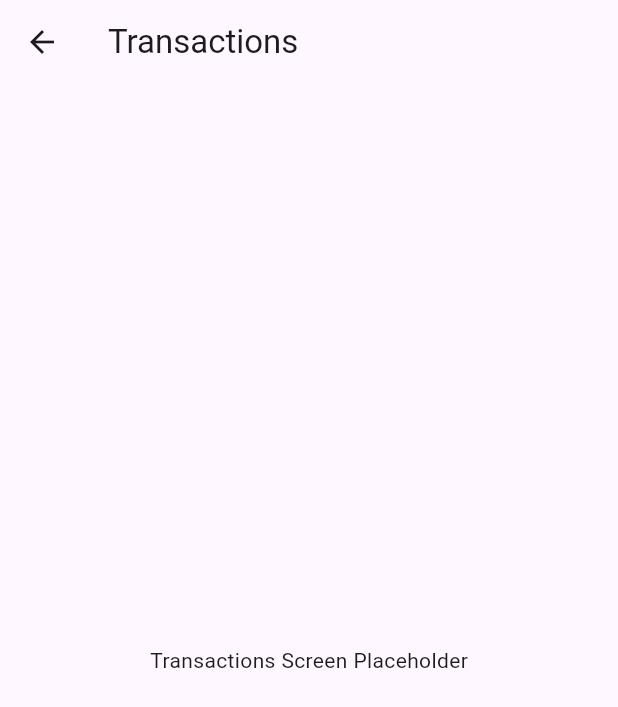
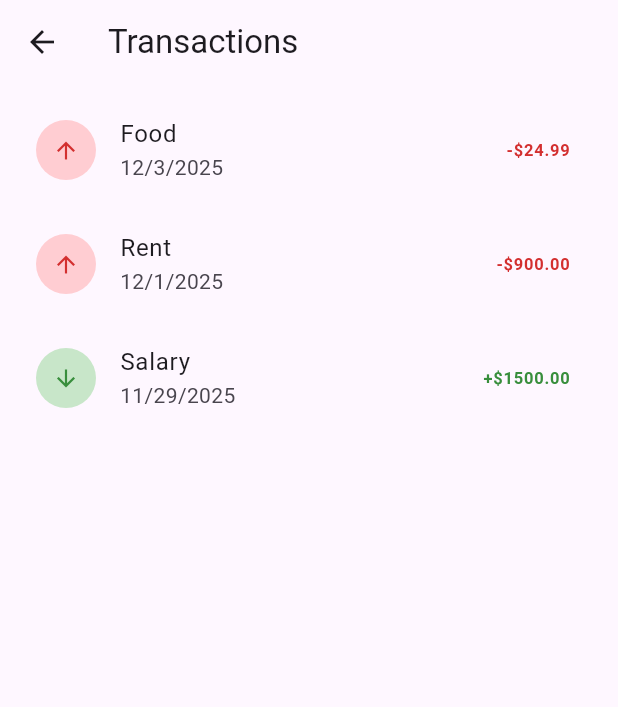
Before and after one commit to mofetaiwo/numi, a Flutter app: the TransactionsScreen screen opened directly, on a phone screen of 412 x 824 dp. Shown: the top 707 px of the screen. Run offline on Flutter 3.47's test engine with Material 3 defaults, Android fonts, the phone set to English and light mode, and no system bars; our stand-ins replace cloud_firestore, image_picker, permission_handler; missing offline and left inert: flutter_tesseract_ocr; accounts and stored records are empty.

Commit message:
Update transactions_screen.dart

```diff
--- a/lib/screens/transactions_screen.dart
+++ b/lib/screens/transactions_screen.dart
@@ -1,19 +1,119 @@
 import 'package:flutter/material.dart';
+import '../widgets/transaction_tile.dart';
+import '../widgets/empty_state.dart';
 
-class TransactionsScreen extends StatelessWidget {
+class TransactionsScreen extends StatefulWidget {
   static const routeName = '/transactions';
 
   const TransactionsScreen({super.key});
 
   @override
+  State<TransactionsScreen> createState() => _TransactionsScreenState();
+}
+
+class _TransactionsScreenState extends State<TransactionsScreen> {
+  // fake in-memory sample transactions – can be wired to real data later
+  final List<_TransactionItem> _transactions = [
+    _TransactionItem(
+      category: 'Food',
+      date: DateTime.now().subtract(const Duration(days: 1)),
+      amount: 24.99,
+      isIncome: false,
+    ),
+    _TransactionItem(
+      category: 'Rent',
+      date: DateTime.now().subtract(const Duration(days: 3)),
+      amount: 900,
+      isIncome: false,
+    ),
+    _TransactionItem(
+      category: 'Salary',
+      date: DateTime.now().subtract(const Duration(days: 5)),
+      amount: 1500,
+      isIncome: true,
+    ),
+  ];
+
+  Future<void> _refresh() async {
+    await Future.delayed(const Duration(milliseconds: 500));
+  }
+
+  @override
   Widget build(BuildContext context) {
+    Widget child;
+    if (_transactions.isEmpty) {
+      child = const EmptyState(
+        message: 'No transactions yet.\nAdd one from the home screen.',
+        icon: Icons.money_off,
+      );
+    } else {
+      child = ListView.separated(
+        padding: const EdgeInsets.all(8),
+        itemCount: _transactions.length,
+        separatorBuilder: (_, __) => const SizedBox(height: 4),
+        itemBuilder: (context, index) {
+          final tx = _transactions[index];
+          return Dismissible(
+            key: ValueKey(tx.hashCode),
+            direction: DismissDirection.endToStart,
+            background: Container(
+              alignment: Alignment.centerRight,
+              padding: const EdgeInsets.symmetric(horizontal: 16),
+              color: Colors.red[300],
+              child: const Icon(Icons.delete, color: Colors.white),
+            ),
+            onDismissed: (_) {
+              setState(() {
+                _transactions.removeAt(index);
+              });
+              ScaffoldMessenger.of(context).showSnackBar(
+                const SnackBar(content: Text('Transaction deleted')),
+              );
+            },
+            child: TransactionTile(
+              category: tx.category,
+              date: tx.date,
+              amount: tx.amount,
+              isIncome: tx.isIncome,
+              onTap: () {
+                ScaffoldMessenger.of(context).showSnackBar(
+                  SnackBar(
+                    content: Text(
+                      '${tx.category}: \$${tx.amount.toStringAsFixed(2)}',
+                    ),
+                    duration: const Duration(milliseconds: 900),
+                  ),
+                );
+              },
+            ),
+          );
+        },
+      );
+    }
+
     return Scaffold(
-      appBar: AppBar(
-        title: const Text('Transactions'),
-      ),
-      body: const Center(
-        child: Text('Transactions Screen Placeholder'),
+      appBar: AppBar(title: const Text('Transactions')),
+      body: RefreshIndicator(
+        onRefresh: _refresh,
+        child: AnimatedSwitcher(
+          duration: const Duration(milliseconds: 300),
+          child: child,
+        ),
       ),
     );
   }
 }
+
+class _TransactionItem {
+  final String category;
+  final DateTime date;
+  final double amount;
+  final bool isIncome;
+
+  _TransactionItem({
+    required this.category,
+    required this.date,
+    required this.amount,
+    required this.isIncome,
+  });
+}
```
